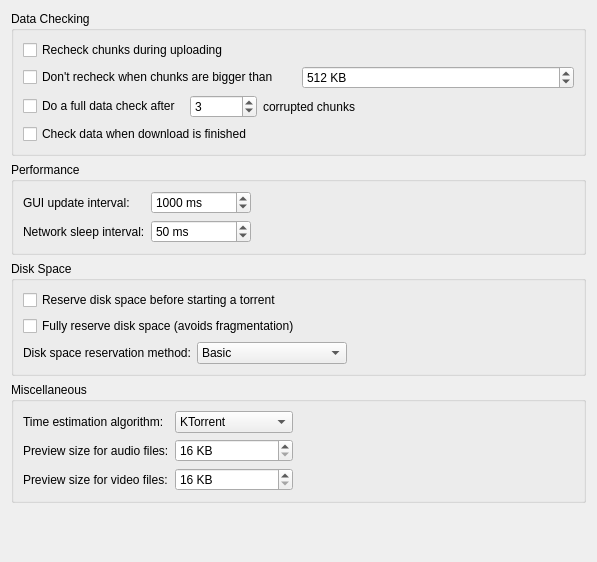
Old version of the form ktorrent/advancedpref.ui in the repository KDE/ktorrent.
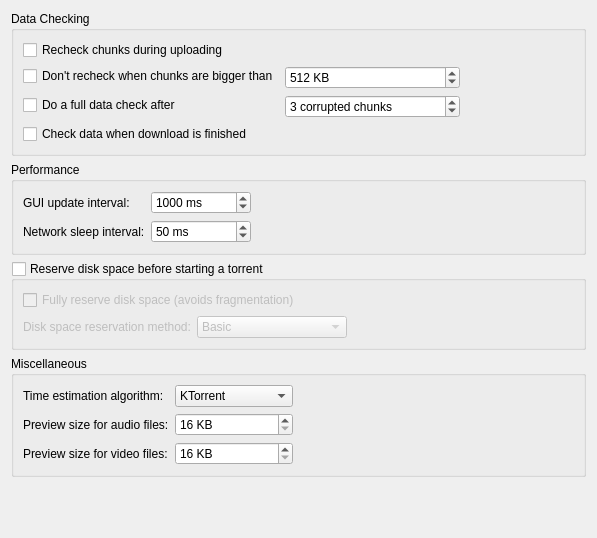
New version of the form.

Commit message: make height a bit smaller, better layout input fields

Patch:
```diff
--- a/ktorrent/advancedpref.ui
+++ b/ktorrent/advancedpref.ui
@@ -6,7 +6,7 @@
     <x>0</x>
     <y>0</y>
     <width>583</width>
-    <height>562</height>
+    <height>538</height>
    </rect>
   </property>
   <layout class="QVBoxLayout" >
@@ -17,6 +17,16 @@
      </property>
      <layout class="QVBoxLayout" >
       <item>
+       <layout class="QHBoxLayout" name="horizontalLayout" >
+        <item>
+         <layout class="QFormLayout" name="formLayout" >
+          <property name="fieldGrowthPolicy" >
+           <enum>QFormLayout::AllNonFixedFieldsGrow</enum>
+          </property>
+          <property name="labelAlignment" >
+           <set>Qt::AlignLeading|Qt::AlignLeft|Qt::AlignVCenter</set>
+          </property>
+          <item row="0" column="0" >
        <widget class="QCheckBox" name="kcfg_doUploadDataCheck" >
         <property name="toolTip" >
          <string>During uploading when a chunk is loaded into memory automatically recheck this chunk, to see if it still is OK.</string>
@@ -26,9 +36,7 @@
         </property>
        </widget>
       </item>
-      <item>
-       <layout class="QHBoxLayout" >
-        <item>
+          <item row="1" column="0" >
          <widget class="QCheckBox" name="kcfg_useMaxSizeForUploadDataCheck" >
           <property name="toolTip" >
            <string>Because rechecking big chunks can take a lot of time, the recheck can be disabled when the chunks are bigger then a certain size.</string>
@@ -38,7 +46,7 @@
           </property>
          </widget>
         </item>
-        <item>
+          <item row="1" column="1" >
          <widget class="QSpinBox" name="kcfg_maxSizeForUploadDataCheck" >
           <property name="toolTip" >
            <string>The maximum size a chunk can be for rechecking during uploading.</string>
@@ -57,11 +65,7 @@
           </property>
          </widget>
         </item>
-       </layout>
-      </item>
-      <item>
-       <layout class="QHBoxLayout" >
-        <item>
+          <item row="2" column="0" >
          <widget class="QCheckBox" name="kcfg_autoRecheck" >
           <property name="toolTip" >
            <string>Automatically do a full data check when we find to many corrupted chunks.</string>
@@ -71,11 +75,26 @@
           </property>
          </widget>
         </item>
-        <item>
+          <item row="2" column="1" >
          <widget class="QSpinBox" name="kcfg_maxCorruptedBeforeRecheck" >
+            <property name="sizePolicy" >
+             <sizepolicy vsizetype="Fixed" hsizetype="Preferred" >
+              <horstretch>0</horstretch>
+              <verstretch>0</verstretch>
+             </sizepolicy>
+            </property>
+            <property name="minimumSize" >
+             <size>
+              <width>175</width>
+              <height>0</height>
+             </size>
+            </property>
           <property name="toolTip" >
            <string>The number of corrupted chunks before a full data check is done</string>
           </property>
+            <property name="suffix" >
+             <string> corrupted chunks</string>
+            </property>
           <property name="minimum" >
            <number>1</number>
           </property>
@@ -87,29 +106,7 @@
           </property>
          </widget>
         </item>
-        <item>
-         <widget class="QLabel" name="label_4" >
-          <property name="text" >
-           <string>corrupted chunks</string>
-          </property>
-         </widget>
-        </item>
-        <item>
-         <spacer>
-          <property name="orientation" >
-           <enum>Qt::Horizontal</enum>
-          </property>
-          <property name="sizeHint" stdset="0" >
-           <size>
-            <width>40</width>
-            <height>20</height>
-           </size>
-          </property>
-         </spacer>
-        </item>
-       </layout>
-      </item>
-      <item>
+          <item row="3" column="0" >
        <widget class="QCheckBox" name="kcfg_checkWhenFinished" >
         <property name="toolTip" >
          <string>&lt;!DOCTYPE HTML PUBLIC "-//W3C//DTD HTML 4.0//EN" "http://www.w3.org/TR/REC-html40/strict.dtd">
@@ -124,6 +121,29 @@
        </widget>
       </item>
      </layout>
+        </item>
+        <item>
+         <spacer name="horizontalSpacer" >
+          <property name="orientation" >
+           <enum>Qt::Horizontal</enum>
+          </property>
+          <property name="sizeHint" stdset="0" >
+           <size>
+            <width>40</width>
+            <height>20</height>
+           </size>
+          </property>
+         </spacer>
+        </item>
+       </layout>
+      </item>
+      <item>
+       <layout class="QHBoxLayout" />
+      </item>
+      <item>
+       <layout class="QHBoxLayout" />
+      </item>
+     </layout>
     </widget>
    </item>
    <item>
@@ -225,21 +245,20 @@
     </widget>
    </item>
    <item>
-    <widget class="QGroupBox" name="groupBox_4" >
-     <property name="title" >
-      <string>Disk Space</string>
-     </property>
-     <layout class="QVBoxLayout" >
-      <item>
-       <widget class="QCheckBox" name="kcfg_diskPrealloc" >
+    <widget class="QGroupBox" name="kcfg_diskPrealloc" >
         <property name="toolTip" >
          <string>Whether or not diskspace should be reserved before starting to download a torrent.</string>
         </property>
-        <property name="text" >
+     <property name="title" >
          <string>Reserve disk space before starting a torrent</string>
         </property>
-       </widget>
-      </item>
+     <property name="checkable" >
+      <bool>true</bool>
+     </property>
+     <property name="checked" >
+      <bool>false</bool>
+     </property>
+     <layout class="QVBoxLayout" >
       <item>
        <widget class="QCheckBox" name="kcfg_fullDiskPrealloc" >
         <property name="toolTip" >
```
Lines whose indentation alone changed are shown as unchanged. The commit also changes 1 other file.
